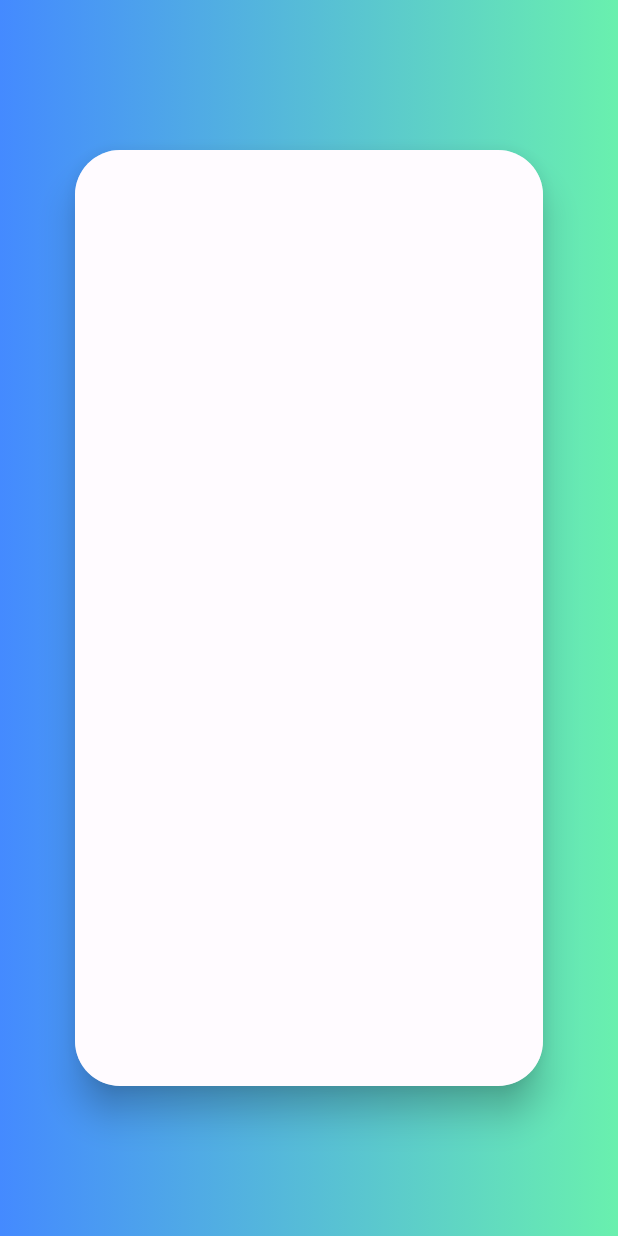
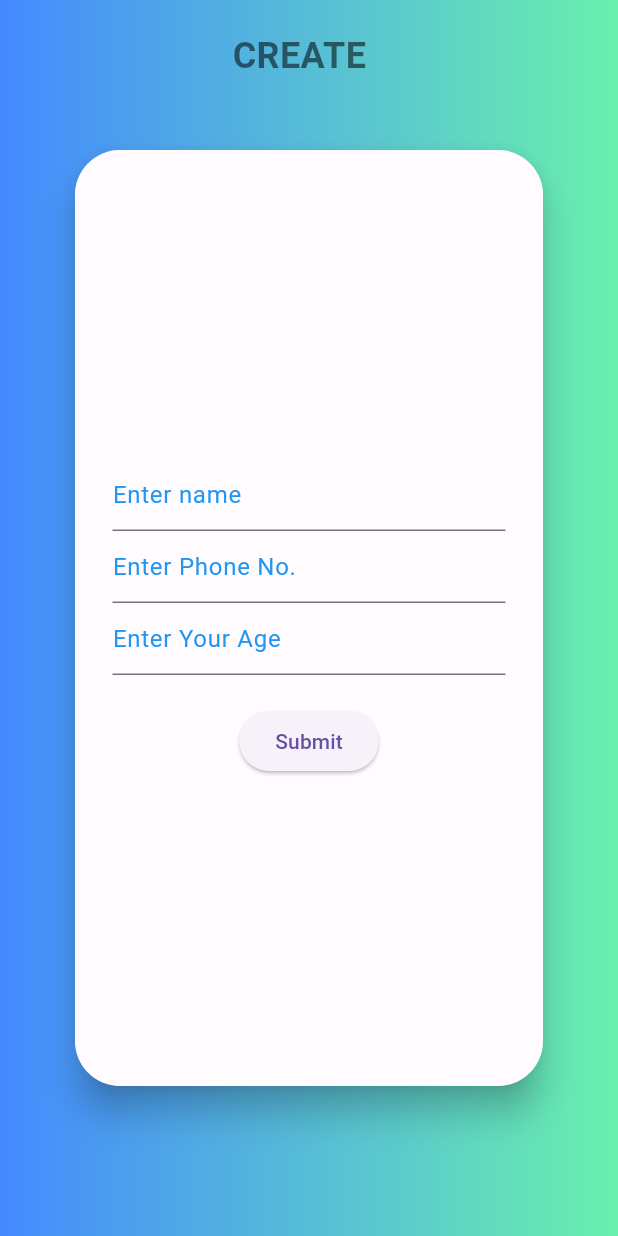
Before and after one commit to Osandi-Hirimuthugoda/CRUD-Operators-in-Flutter-Node-js, a Flutter app: the screen it shows after launch, after a tap on "CREATE", on a phone screen of 412 x 824 dp. Run offline on Flutter 3.47's test engine with Material 3 defaults, Android fonts, the phone set to English and light mode, and no system bars.

Commit message:
create the CREATE operator

```diff
--- a/lib/HomePage.dart
+++ b/lib/HomePage.dart
@@ -53,7 +53,7 @@ class HomePageState extends State<HomePage>{
                 children: [
                   ElevatedButton.icon(
                     onPressed:(){
-                      Navigator.of(context).push(MaterialPageRoute(builder: (_)=>createScreen()));
+                      Navigator.of(context).push(MaterialPageRoute(builder: (_)=>CreateScreen()));
                     },
                      icon: Icon(Icons.create),
                      label: Text("CREATE")),
--- a/lib/create.dart
+++ b/lib/create.dart
@@ -1,15 +1,14 @@
 import 'package:flutter/material.dart';
 import 'package:flutter/widgets.dart';
 
-
-class createScreen extends StatefulWidget{
-  createScreenState createState(){
-    return createScreenState();
+class CreateScreen extends StatefulWidget {
+  @override
+  CreateScreenState createState() {
+    return CreateScreenState();
+  }
 }
 
-}
-
-class createScreenState extends State<createScreen>{
+class CreateScreenState extends State<CreateScreen> {
   @override
   Widget build(BuildContext context) {
     return Scaffold(
@@ -18,40 +17,98 @@ class createScreenState extends State<createScreen>{
           children: [
             Container(
               decoration: BoxDecoration(
-                  gradient: LinearGradient(colors: [
+                gradient: LinearGradient(
+                  colors: [
                     Colors.blueAccent,
                     Colors.greenAccent
-                  ])
-                ),
-              ),
-            Container(
-              margin: EdgeInsets.symmetric(vertical:100,horizontal:50  ),
-              child: Material(
-                elevation: 10,
-                borderRadius: BorderRadius.circular(30),
-                child: Container(
-
+                  ],
                 ),
               ),
             ),
 
+            Container(
+              padding: EdgeInsets.only(left: 155, top: 20),
+              child: Text(
+                "CREATE",
+                style: TextStyle(
+                  color: Colors.black54,
+                  fontSize: 24,
+                  fontWeight: FontWeight.bold,
+                ),
+              ),
+            ),
 
             Container(
-              margin: EdgeInsets.symmetric(vertical:100,horizontal:50  ),
+              margin: EdgeInsets.symmetric(vertical: 100, horizontal: 50),
+              child: Material(
+                elevation: 10,
+                borderRadius: BorderRadius.circular(30),
+                child: Container(), // Empty but structured
+              ),
+            ),
+
+            Container(
+              margin: EdgeInsets.symmetric(vertical: 100, horizontal: 50),
               height: MediaQuery.of(context).size.height,
               width: MediaQuery.of(context).size.width,
               decoration: BoxDecoration(
                 borderRadius: BorderRadius.circular(30),
-                color: Colors.white54
+                color: Colors.white54,
               ),
             ),
 
+            Center(
+              child: Column(
+                mainAxisAlignment: MainAxisAlignment.center,
+                children: [
+                  Container(
+                    margin: EdgeInsets.only(left: 75, right: 75),
+                    child: TextField(
+                      decoration: InputDecoration(
+                        hintText: "Enter name",
+                        hintStyle: TextStyle(
+                          color: Colors.blue,
+                        ),
+                      ),
+                    ),
+                  ),
 
+                  Container(
+                    margin: EdgeInsets.only(left: 75, right: 75),
+                    child: TextField(
+                      decoration: InputDecoration(
+                        hintText: "Enter Phone No.",
+                        hintStyle: TextStyle(
+                          color: Colors.blue,
+                        ),
+                      ),
+                    ),
+                  ),
 
+                  Container(
+                    margin: EdgeInsets.only(left: 75, right: 75),
+                    child: TextField(
+                      decoration: InputDecoration(
+                        hintText: "Enter Your Age",
+                        hintStyle: TextStyle(
+                          color: Colors.blue,
+                        ),
+                      ),
+                    ),
+                  ),
+
+                  Padding(padding: EdgeInsets.only(top: 20)),
+
+                  ElevatedButton(
+                    onPressed: () {},
+                    child: Text("Submit"),
+                  ),
                 ],
               ),
-        )
+            ),
+          ],
+        ),
+      ),
     );
   }
-
 }
```
Lines whose indentation alone changed are shown as unchanged.
